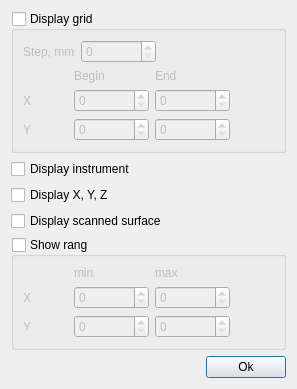
Above: sources/forms/Settings3d.ui from eduard-x/cnc-qt before the change. Below: the same form after it.
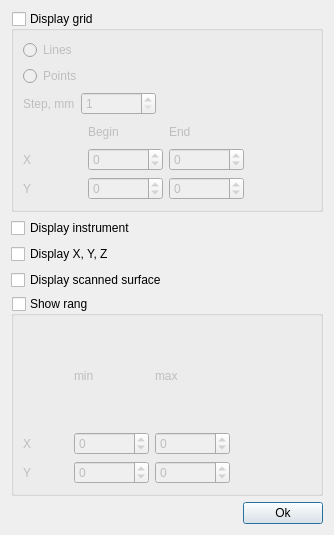
That is the form after the change.

Commit message: save/load of opengl settings

The edit to the form file:
```diff
--- a/sources/forms/Settings3d.ui
+++ b/sources/forms/Settings3d.ui
@@ -6,8 +6,8 @@
    <rect>
     <x>0</x>
     <y>0</y>
-    <width>297</width>
-    <height>389</height>
+    <width>334</width>
+    <height>535</height>
    </rect>
   </property>
   <property name="windowTitle">
@@ -71,7 +71,14 @@
       <bool>false</bool>
      </property>
      <layout class="QGridLayout" name="gridLayout">
-      <item row="0" column="0" colspan="3">
+      <item row="0" column="0">
+       <widget class="QRadioButton" name="radioButtonLines">
+        <property name="text">
+         <string>Lines</string>
+        </property>
+       </widget>
+      </item>
+      <item row="2" column="0" colspan="3">
        <layout class="QHBoxLayout" name="horizontalLayout_2">
         <item>
          <widget class="QLabel" name="labelStep">
@@ -88,6 +95,9 @@
             <height>0</height>
            </size>
           </property>
+          <property name="minimum">
+           <number>1</number>
+          </property>
          </widget>
         </item>
         <item>
@@ -105,21 +115,21 @@
         </item>
        </layout>
       </item>
-      <item row="1" column="1">
+      <item row="3" column="1">
        <widget class="QLabel" name="labelBeg">
         <property name="text">
          <string>Begin</string>
         </property>
        </widget>
       </item>
-      <item row="1" column="2">
+      <item row="3" column="2">
        <widget class="QLabel" name="labelEnd">
         <property name="text">
          <string>End</string>
         </property>
        </widget>
       </item>
-      <item row="2" column="0">
+      <item row="4" column="0">
        <widget class="QLabel" name="label_4">
         <property name="minimumSize">
          <size>
@@ -132,7 +142,7 @@
         </property>
        </widget>
       </item>
-      <item row="2" column="1">
+      <item row="4" column="1">
        <widget class="QSpinBox" name="spinBoxBeginX">
         <property name="minimumSize">
          <size>
@@ -140,9 +150,15 @@
           <height>0</height>
          </size>
         </property>
+        <property name="minimum">
+         <number>-100</number>
+        </property>
+        <property name="maximum">
+         <number>100</number>
+        </property>
        </widget>
       </item>
-      <item row="2" column="2">
+      <item row="4" column="2">
        <widget class="QSpinBox" name="spinBoxEndX">
         <property name="minimumSize">
          <size>
@@ -150,9 +166,15 @@
           <height>0</height>
          </size>
         </property>
+        <property name="minimum">
+         <number>-100</number>
+        </property>
+        <property name="maximum">
+         <number>100</number>
+        </property>
        </widget>
       </item>
-      <item row="3" column="0">
+      <item row="5" column="0">
        <widget class="QLabel" name="label_5">
         <property name="minimumSize">
          <size>
@@ -165,7 +187,7 @@
         </property>
        </widget>
       </item>
-      <item row="3" column="1">
+      <item row="5" column="1">
        <widget class="QSpinBox" name="spinBoxBeginY">
         <property name="minimumSize">
          <size>
@@ -173,9 +195,15 @@
           <height>0</height>
          </size>
         </property>
+        <property name="minimum">
+         <number>-100</number>
+        </property>
+        <property name="maximum">
+         <number>100</number>
+        </property>
        </widget>
       </item>
-      <item row="3" column="2">
+      <item row="5" column="2">
        <widget class="QSpinBox" name="spinBoxEndY">
         <property name="minimumSize">
          <size>
@@ -183,9 +211,15 @@
           <height>0</height>
          </size>
         </property>
+        <property name="minimum">
+         <number>-100</number>
+        </property>
+        <property name="maximum">
+         <number>100</number>
+        </property>
        </widget>
       </item>
-      <item row="3" column="3">
+      <item row="5" column="3">
        <spacer name="horizontalSpacer_3">
         <property name="orientation">
          <enum>Qt::Horizontal</enum>
@@ -198,6 +232,13 @@
         </property>
        </spacer>
       </item>
+      <item row="1" column="0">
+       <widget class="QRadioButton" name="radioButtonPoints">
+        <property name="text">
+         <string>Points</string>
+        </property>
+       </widget>
+      </item>
      </layout>
     </widget>
    </item>
@@ -221,6 +262,12 @@
           <height>0</height>
          </size>
         </property>
+        <property name="minimum">
+         <number>-100</number>
+        </property>
+        <property name="maximum">
+         <number>100</number>
+        </property>
        </widget>
       </item>
       <item row="0" column="1">
@@ -258,6 +305,12 @@
           <height>0</height>
          </size>
         </property>
+        <property name="minimum">
+         <number>-100</number>
+        </property>
+        <property name="maximum">
+         <number>100</number>
+        </property>
        </widget>
       </item>
       <item row="1" column="2">
@@ -268,6 +321,12 @@
           <height>0</height>
          </size>
         </property>
+        <property name="minimum">
+         <number>-100</number>
+        </property>
+        <property name="maximum">
+         <number>100</number>
+        </property>
        </widget>
       </item>
       <item row="2" column="0">
@@ -291,6 +350,12 @@
           <height>0</height>
          </size>
         </property>
+        <property name="minimum">
+         <number>-100</number>
+        </property>
+        <property name="maximum">
+         <number>100</number>
+        </property>
        </widget>
       </item>
       <item row="1" column="3">
```
The commit also changes 8 other files.
